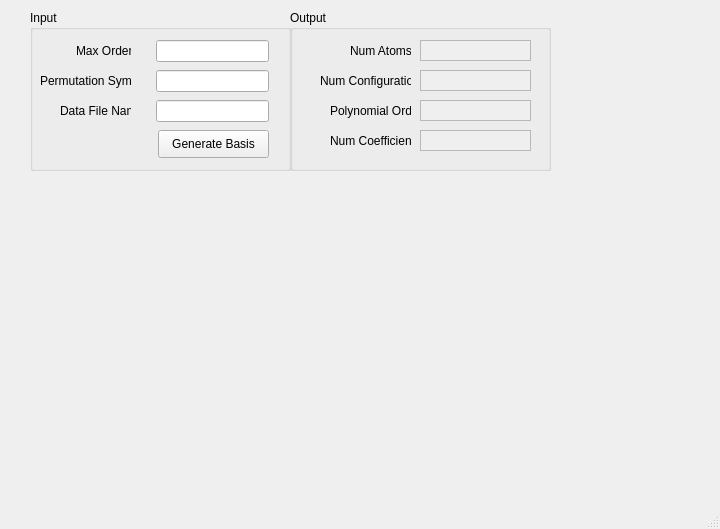
thejeffreyli/gui_msa, file MSA/msa.ui: the form before one commit.
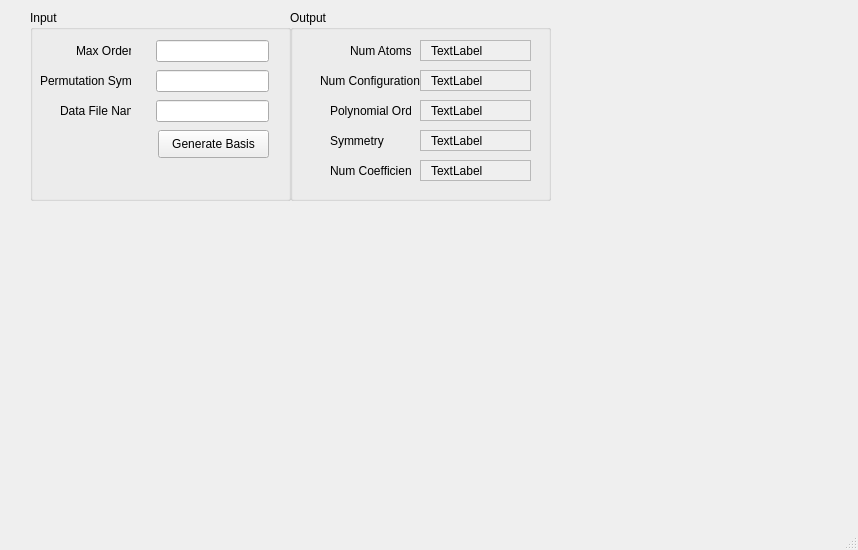
The form after the commit.

The edit to the form file:
```diff
--- a/MSA/msa.ui
+++ b/MSA/msa.ui
@@ -6,8 +6,8 @@
    <rect>
     <x>0</x>
     <y>0</y>
-    <width>720</width>
-    <height>529</height>
+    <width>858</width>
+    <height>550</height>
    </rect>
   </property>
   <property name="windowTitle">
@@ -20,7 +20,7 @@
       <x>30</x>
       <y>10</y>
       <width>261</width>
-      <height>161</height>
+      <height>191</height>
      </rect>
     </property>
     <property name="title">
@@ -115,7 +115,7 @@
       <x>290</x>
       <y>10</y>
       <width>261</width>
-      <height>161</height>
+      <height>191</height>
      </rect>
     </property>
     <property name="title">
@@ -142,6 +142,19 @@
         <height>19</height>
        </rect>
       </property>
+      <widget class="QLabel" name="label_9">
+       <property name="geometry">
+        <rect>
+         <x>10</x>
+         <y>0</y>
+         <width>91</width>
+         <height>20</height>
+        </rect>
+       </property>
+       <property name="text">
+        <string>TextLabel</string>
+       </property>
+      </widget>
      </widget>
     </widget>
     <widget class="QLabel" name="label_7">
@@ -157,12 +170,12 @@
       <string>Num Atoms</string>
      </property>
     </widget>
-    <widget class="QLabel" name="label_8">
+    <widget class="QLabel" name="label_5">
      <property name="geometry">
       <rect>
        <x>30</x>
        <y>60</y>
-       <width>91</width>
+       <width>111</width>
        <height>21</height>
       </rect>
      </property>
@@ -191,9 +204,22 @@
         <height>19</height>
        </rect>
       </property>
+      <widget class="QLabel" name="label_10">
+       <property name="geometry">
+        <rect>
+         <x>10</x>
+         <y>0</y>
+         <width>91</width>
+         <height>20</height>
+        </rect>
+       </property>
+       <property name="text">
+        <string>TextLabel</string>
+       </property>
+      </widget>
      </widget>
     </widget>
-    <widget class="QLabel" name="label_9">
+    <widget class="QLabel" name="label_6">
      <property name="geometry">
       <rect>
        <x>40</x>
@@ -206,7 +232,7 @@
       <string>Polynomial Order</string>
      </property>
     </widget>
-    <widget class="QLabel" name="label_10">
+    <widget class="QLabel" name="label_7">
      <property name="geometry">
       <rect>
        <x>40</x>
@@ -216,7 +242,7 @@
       </rect>
      </property>
      <property name="text">
-      <string>Num Coefficients</string>
+      <string>Symmetry</string>
      </property>
     </widget>
     <widget class="QScrollArea" name="scrollArea_3">
@@ -240,6 +266,19 @@
         <height>19</height>
        </rect>
       </property>
+      <widget class="QLabel" name="label_11">
+       <property name="geometry">
+        <rect>
+         <x>10</x>
+         <y>0</y>
+         <width>91</width>
+         <height>20</height>
+        </rect>
+       </property>
+       <property name="text">
+        <string>TextLabel</string>
+       </property>
+      </widget>
      </widget>
     </widget>
     <widget class="QScrollArea" name="scrollArea_4">
@@ -263,8 +302,70 @@
         <height>19</height>
        </rect>
       </property>
+      <widget class="QLabel" name="label_12">
+       <property name="geometry">
+        <rect>
+         <x>10</x>
+         <y>0</y>
+         <width>91</width>
+         <height>20</height>
+        </rect>
+       </property>
+       <property name="text">
+        <string>TextLabel</string>
+       </property>
+      </widget>
      </widget>
     </widget>
+    <widget class="QScrollArea" name="scrollArea_5">
+     <property name="geometry">
+      <rect>
+       <x>130</x>
+       <y>150</y>
+       <width>111</width>
+       <height>21</height>
+      </rect>
+     </property>
+     <property name="widgetResizable">
+      <bool>true</bool>
+     </property>
+     <widget class="QWidget" name="scrollAreaWidgetContents_5">
+      <property name="geometry">
+       <rect>
+        <x>0</x>
+        <y>0</y>
+        <width>109</width>
+        <height>19</height>
+       </rect>
+      </property>
+      <widget class="QLabel" name="label_13">
+       <property name="geometry">
+        <rect>
+         <x>10</x>
+         <y>0</y>
+         <width>91</width>
+         <height>20</height>
+        </rect>
+       </property>
+       <property name="text">
+        <string>TextLabel</string>
+       </property>
+      </widget>
+     </widget>
+    </widget>
+    <widget class="QLabel" name="label_8">
+     <property name="geometry">
+      <rect>
+       <x>40</x>
+       <y>150</y>
+       <width>81</width>
+       <height>21</height>
+      </rect>
+     </property>
+     <property name="text">
+      <string>Num Coefficients</string>
+     </property>
+    </widget>
    </widget>
   </widget>
   <widget class="QMenuBar" name="menubar">
```
Left out of the diff: 8 changed lines with no effect on the pictures.
